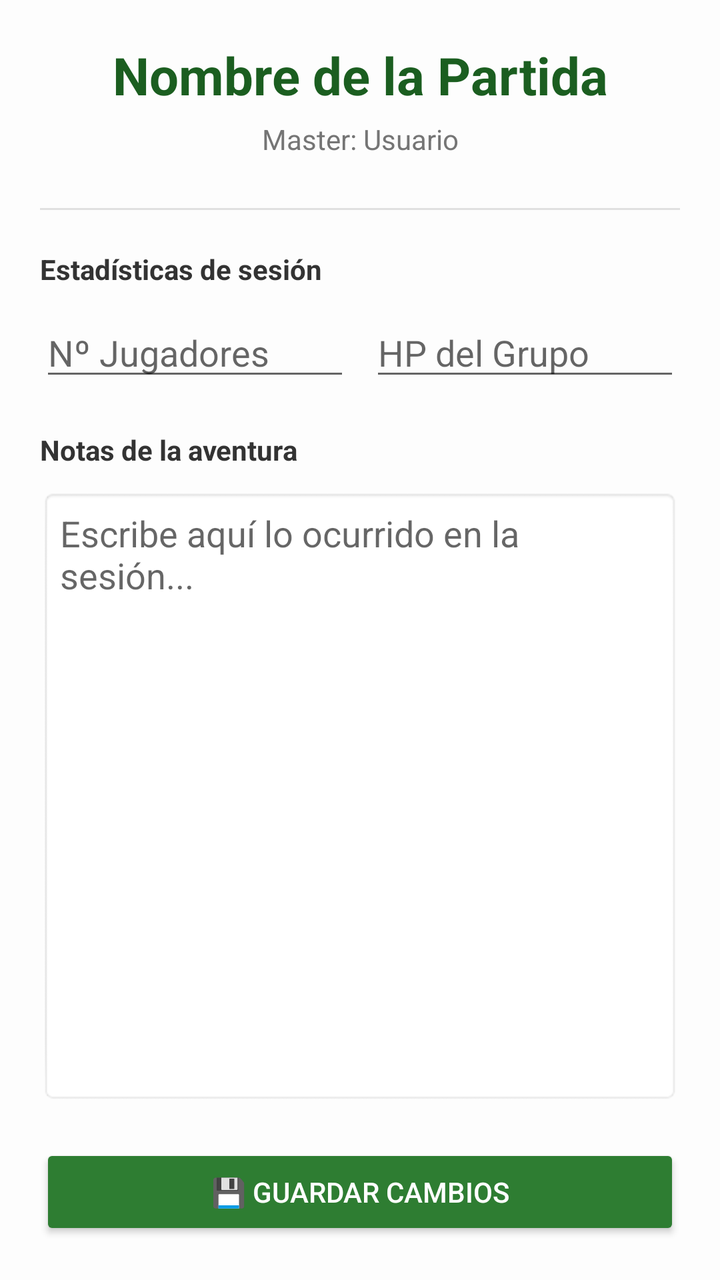
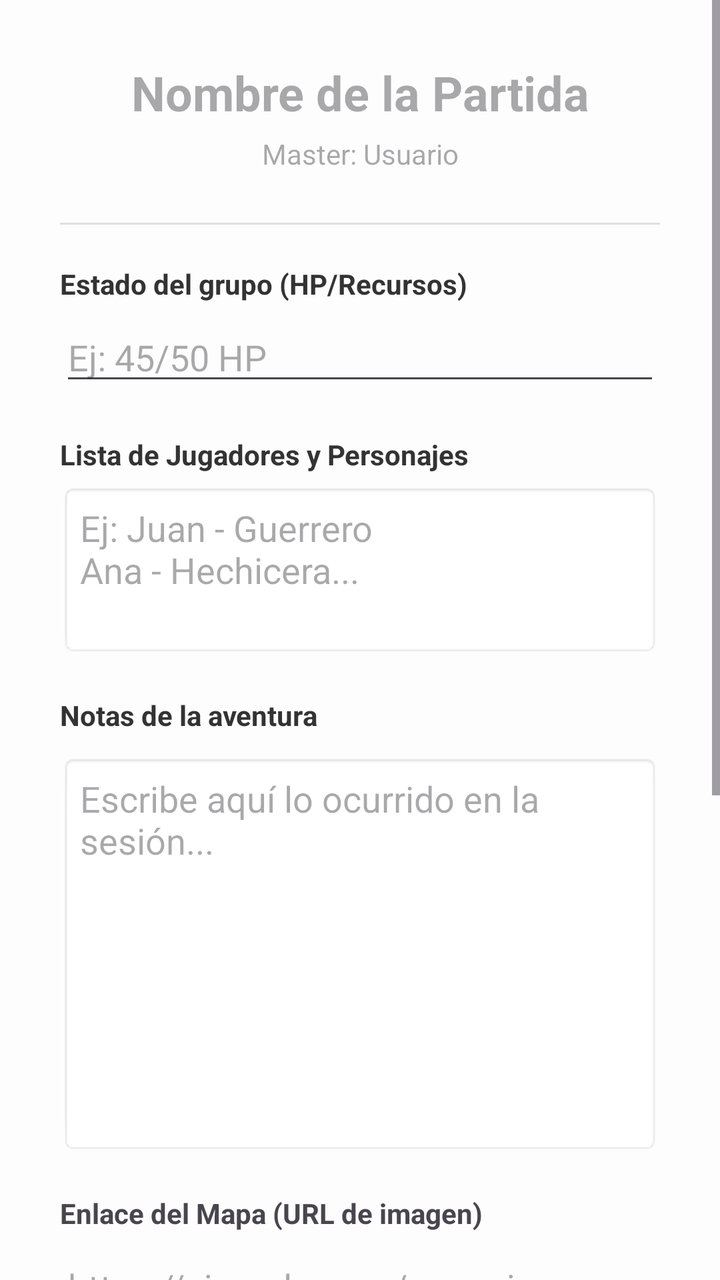

Before-and-after screenshots of an Android layout around one commit, followed by the original layout XML and the change that was made.
<!-- AndroidManifest.xml: application theme Theme.QuestApp -->
<!-- res/layout/activity_detalle_partida.xml -->
<?xml version="1.0" encoding="utf-8"?>
<LinearLayout xmlns:android="http://schemas.android.com/apk/res/android"
    xmlns:app="http://schemas.android.com/apk/res-auto"
    xmlns:tools="http://schemas.android.com/tools"
    android:id="@+id/main"
    android:layout_width="match_parent"
    android:layout_height="match_parent"
    android:orientation="vertical"
    android:padding="20dp"
    android:background="#FDFDFD">

    <TextView
        android:id="@+id/tv_titulo_detalle"
        android:layout_width="match_parent"
        android:layout_height="wrap_content"
        android:text="Nombre de la Partida"
        android:textSize="26sp"
        android:textStyle="bold"
        android:textColor="#1B5E20"
        android:gravity="center"
        android:layout_marginBottom="5dp"/>

    <TextView
        android:id="@+id/tv_master_detalle"
        android:layout_width="match_parent"
        android:layout_height="wrap_content"
        android:text="Master: Usuario"
        android:textSize="14sp"
        android:textColor="#757575"
        android:gravity="center"
        android:layout_marginBottom="25dp"/>

    <View
        android:layout_width="match_parent"
        android:layout_height="1dp"
        android:background="#E0E0E0"
        android:layout_marginBottom="20dp"/>

    <TextView
        android:layout_width="wrap_content"
        android:layout_height="wrap_content"
        android:text="Estadísticas de sesión"
        android:textStyle="bold"
        android:textColor="#333333"
        android:layout_marginBottom="10dp"/>

    <LinearLayout
        android:layout_width="match_parent"
        android:layout_height="wrap_content"
        android:orientation="horizontal"
        android:weightSum="2"
        android:layout_marginBottom="20dp">

        <EditText
            android:id="@+id/et_jugadores"
            android:layout_width="0dp"
            android:layout_height="wrap_content"
            android:layout_weight="1"
            android:hint="Nº Jugadores"
            android:inputType="number"
            android:layout_marginEnd="5dp"/>

        <EditText
            android:id="@+id/et_puntos_vida"
            android:layout_width="0dp"
            android:layout_height="wrap_content"
            android:layout_weight="1"
            android:hint="HP del Grupo"
            android:inputType="number"
            android:layout_marginStart="5dp"/>
    </LinearLayout>

    <TextView
        android:layout_width="wrap_content"
        android:layout_height="wrap_content"
        android:text="Notas de la aventura"
        android:textStyle="bold"
        android:textColor="#333333"
        android:layout_marginBottom="10dp"/>

    <EditText
        android:id="@+id/et_notas_partida"
        android:layout_width="match_parent"
        android:layout_height="0dp"
        android:layout_weight="1"
        android:hint="Escribe aquí lo ocurrido en la sesión..."
        android:gravity="top"
        android:background="@android:drawable/editbox_background"
        android:padding="10dp"
        android:inputType="textMultiLine"
        android:layout_marginBottom="20dp"/>

    <Button
        android:id="@+id/btn_guardar_detalle"
        android:layout_width="match_parent"
        android:layout_height="wrap_content"
        android:text="💾 Guardar Cambios"
        android:backgroundTint="#2E7D32"
        android:textColor="#FFFFFF"/>

</LinearLayout>
<!-- resources referenced by this layout -->
<resources>
  <style name="Theme.QuestApp" parent="Theme.AppCompat.Light.DarkActionBar">
          
      </style>
</resources>

<!-- the commit's change to res/layout/activity_detalle_partida.xml (unified diff, before → after) -->
@@ -1,101 +1,134 @@
 <?xml version="1.0" encoding="utf-8"?>
-<LinearLayout xmlns:android="http://schemas.android.com/apk/res/android"
-    xmlns:app="http://schemas.android.com/apk/res-auto"
-    xmlns:tools="http://schemas.android.com/tools"
-    android:id="@+id/main"
+<ScrollView xmlns:android="http://schemas.android.com/apk/res/android"
     android:layout_width="match_parent"
     android:layout_height="match_parent"
-    android:orientation="vertical"
-    android:padding="20dp"
+    android:fillViewport="true"
     android:background="#FDFDFD">
 
-    <TextView
-        android:id="@+id/tv_titulo_detalle"
+    <LinearLayout
+        android:id="@+id/main"
         android:layout_width="match_parent"
         android:layout_height="wrap_content"
-        android:text="Nombre de la Partida"
-        android:textSize="26sp"
-        android:textStyle="bold"
-        android:textColor="#1B5E20"
-        android:gravity="center"
-        android:layout_marginBottom="5dp"/>
+        android:orientation="vertical"
+        android:padding="30dp"
+        android:paddingTop="60dp">
 
-    <TextView
-        android:id="@+id/tv_master_detalle"
-        android:layout_width="match_parent"
-        android:layout_height="wrap_content"
-        android:text="Master: Usuario"
-        android:textSize="14sp"
-        android:textColor="#757575"
-        android:gravity="center"
-        android:layout_marginBottom="25dp"/>
+        <EditText
+            android:id="@+id/et_nombre_detalle"
+            android:layout_width="match_parent"
+            android:layout_height="wrap_content"
+            android:hint="Nombre de la Partida"
+            android:textSize="24sp"
+            android:textStyle="bold"
+            android:textColor="#1B5E20"
+            android:gravity="center"
+            android:background="@android:color/transparent"
+            android:layout_marginBottom="5dp"
+            android:inputType="textCapSentences"/>
 
-    <View
-        android:layout_width="match_parent"
-        android:layout_height="1dp"
-        android:background="#E0E0E0"
-        android:layout_marginBottom="20dp"/>
+        <EditText
+            android:id="@+id/et_master_detalle"
+            android:layout_width="match_parent"
+            android:layout_height="wrap_content"
+            android:hint="Master: Usuario"
+            android:textSize="14sp"
+            android:textColor="#757575"
+            android:gravity="center"
+            android:background="@android:color/transparent"
+            android:layout_marginBottom="25dp"
+            android:inputType="textPersonName"/>
 
-    <TextView
-        android:layout_width="wrap_content"
-        android:layout_height="wrap_content"
-        android:text="Estadísticas de sesión"
-        android:textStyle="bold"
-        android:textColor="#333333"
-        android:layout_marginBottom="10dp"/>
+        <View
+            android:layout_width="match_parent"
+            android:layout_height="1dp"
+            android:background="#E0E0E0"
+            android:layout_marginBottom="20dp"/>
 
-    <LinearLayout
-        android:layout_width="match_parent"
-        android:layout_height="wrap_content"
-        android:orientation="horizontal"
-        android:weightSum="2"
-        android:layout_marginBottom="20dp">
+        <TextView
+            android:layout_width="wrap_content"
+            android:layout_height="wrap_content"
+            android:text="Estado del grupo (HP/Recursos)"
+            android:textStyle="bold"
+            android:textColor="#333333"
+            android:layout_marginBottom="5dp"/>
+
+        <EditText
+            android:id="@+id/et_puntos_vida"
+            android:layout_width="match_parent"
+            android:layout_height="wrap_content"
+            android:hint="Ej: 45/50 HP"
+            android:inputType="text"
+            android:layout_marginBottom="20dp"/>
+
+        <TextView
+            android:layout_width="wrap_content"
+            android:layout_height="wrap_content"
+            android:text="Lista de Jugadores y Personajes"
+            android:textStyle="bold"
+            android:textColor="#333333"
+            android:layout_marginBottom="5dp"/>
 
         <EditText
             android:id="@+id/et_jugadores"
-            android:layout_width="0dp"
+            android:layout_width="match_parent"
             android:layout_height="wrap_content"
-            android:layout_weight="1"
-            android:hint="Nº Jugadores"
-            android:inputType="number"
-            android:layout_marginEnd="5dp"/>
+            android:hint="Ej: Juan - Guerrero\nAna - Hechicera..."
+            android:inputType="textMultiLine"
+            android:minLines="3"
+            android:gravity="top"
+            android:background="@android:drawable/editbox_background"
+            android:padding="10dp"
+            android:layout_marginBottom="20dp"/>
+
+        <TextView
+            android:layout_width="wrap_content"
+            android:layout_height="wrap_content"
+            android:text="Notas de la aventura"
+            android:textStyle="bold"
+            android:textColor="#333333"
+            android:layout_marginBottom="10dp"/>
 
         <EditText
-            android:id="@+id/et_puntos_vida"
-            android:layout_width="0dp"
+            android:id="@+id/et_notas_partida"
+            android:layout_width="match_parent"
+            android:layout_height="200dp"
+            android:hint="Escribe aquí lo ocurrido en la sesión..."
+            android:gravity="top"
+            android:background="@android:drawable/editbox_background"
+            android:padding="10dp"
+            android:inputType="textMultiLine"
+            android:layout_marginBottom="20dp"/>
+        <TextView
+            android:layout_width="wrap_content"
             android:layout_height="wrap_content"
-            android:layout_weight="1"
-            android:hint="HP del Grupo"
-            android:inputType="number"
-            android:layout_marginStart="5dp"/>
+            android:text="Enlace del Mapa (URL de imagen)"
+            android:textStyle="bold"
+            android:layout_marginBottom="5dp"/>
+
+        <EditText
+            android:id="@+id/et_url_mapa"
+            android:layout_width="match_parent"
+            android:layout_height="wrap_content"
+            android:hint="https://ejemplo.com/mapa.jpg"
+            android:inputType="textUri"
+            android:layout_marginBottom="10dp"/>
+
+        <ImageView
+            android:id="@+id/iv_mapa_detalle"
+            android:layout_width="match_parent"
+            android:layout_height="250dp"
+            android:scaleType="centerInside"
+            android:background="#EEEEEE"
+            android:layout_marginBottom="20dp" />
+
+        <Button
+            android:id="@+id/btn_guardar_detalle"
+            android:layout_width="match_parent"
+            android:layout_height="wrap_content"
+            android:text="💾 Guardar Cambios"
+            android:backgroundTint="#2E7D32"
+            android:textColor="#FFFFFF"
+            android:layout_marginBottom="10dp"/>
+
     </LinearLayout>
-
-    <TextView
-        android:layout_width="wrap_content"
-        android:layout_height="wrap_content"
-        android:text="Notas de la aventura"
-        android:textStyle="bold"
-        android:textColor="#333333"
-        android:layout_marginBottom="10dp"/>
-
-    <EditText
-        android:id="@+id/et_notas_partida"
-        android:layout_width="match_parent"
-        android:layout_height="0dp"
-        android:layout_weight="1"
-        android:hint="Escribe aquí lo ocurrido en la sesión..."
-        android:gravity="top"
-        android:background="@android:drawable/editbox_background"
-        android:padding="10dp"
-        android:inputType="textMultiLine"
-        android:layout_marginBottom="20dp"/>
-
-    <Button
-        android:id="@+id/btn_guardar_detalle"
-        android:layout_width="match_parent"
-        android:layout_height="wrap_content"
-        android:text="💾 Guardar Cambios"
-        android:backgroundTint="#2E7D32"
-        android:textColor="#FFFFFF"/>
-
-</LinearLayout>
+</ScrollView>
<!-- resource entries referenced after the edit -->
@@ -1,7 +1,6 @@
 <!-- resources referenced by this layout -->
 <resources>
-  <style name="Theme.QuestApp" parent="Theme.AppCompat.Light.DarkActionBar">
-          
+  <style name="Theme.QuestApp" parent="Theme.Material3.DayNight.NoActionBar">
       </style>
 </resources>
 
